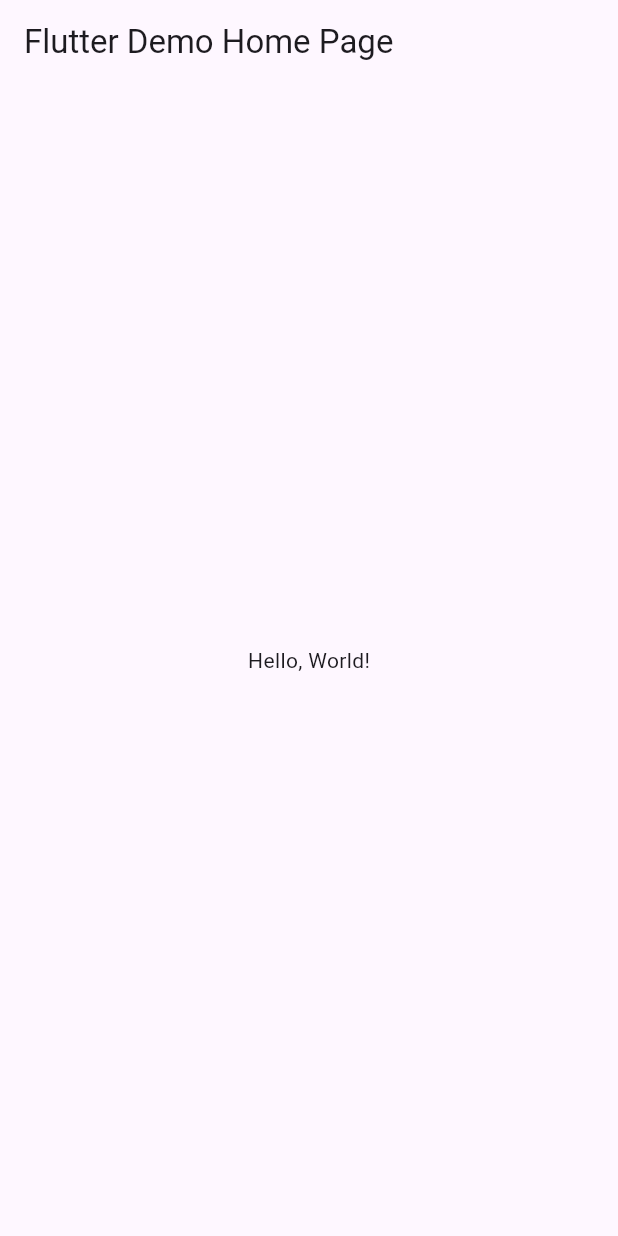
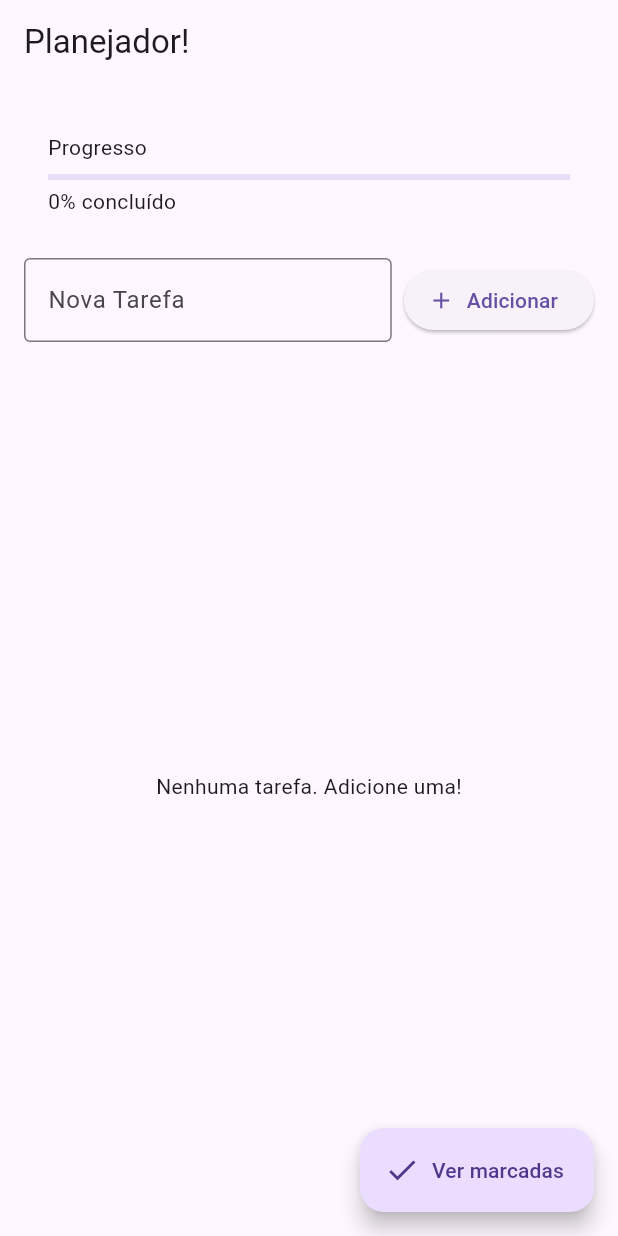
Before and after one commit to Loorea/ToDoList, a Flutter app: the screen it shows after launch, on a phone screen of 412 x 824 dp. Run offline on Flutter 3.47's test engine with Material 3 defaults, Android fonts, the phone set to English and light mode, and no system bars.

Commit message:
Feat: adiciona funcionalidades de barra de progresso, adicionar e marcar como concluídas as tarefas e exibir tarefas concluídas.

```diff
--- a/lib/main.dart
+++ b/lib/main.dart
@@ -1,43 +1,201 @@
 import 'package:flutter/material.dart';
 
-void main() => runApp(MyApp());
+void main() => runApp(const MyApp());
 
 class MyApp extends StatelessWidget {
   const MyApp({super.key});
-  // This widget is the root of your application.
   @override
   Widget build(BuildContext context) {
     return MaterialApp(
-      // Application name
-      title: 'Flutter Hello World',
-      // Application theme data, you can set the colors for the application as
-      // you want
-      theme: ThemeData(
-        // useMaterial3: false,
-        primarySwatch: Colors.blue,
-      ),
-      // A widget which will be started on application startup
-      home: MyHomePage(title: 'Flutter Demo Home Page'),
+      title: 'Planejador!',
+      theme: ThemeData(primarySwatch: Colors.purple),
+      home: MyHomePage(),
+      debugShowCheckedModeBanner: false,
     );
   }
 }
 
-class MyHomePage extends StatelessWidget {
-  final String title;
-  const MyHomePage({super.key, required this.title});
+class Task {
+  final String label;
+  bool isDone;
+
+  Task({required this.label, this.isDone = false});
+}
+
+class MyHomePage extends StatefulWidget {
+  const MyHomePage({super.key});
+  @override
+  State<MyHomePage> createState() => _MyHomePageState();
+}
+
+class _MyHomePageState extends State<MyHomePage> {
+  final List<Task> tasks = <Task>[];
+  late final TextEditingController _controller;
+
+  @override
+  void initState() {
+    super.initState();
+    _controller = TextEditingController();
+  }
+
+  @override
+  void dispose() {
+    _controller.dispose();
+    super.dispose();
+  }
+
+  void _addTask() {
+    final text = _controller.text.trim();
+    if (text.isEmpty) return;
+    setState(() {
+      tasks.add(Task(label: text));
+      _controller.clear();
+    });
+  }
+
+  double get progress {
+    if (tasks.isEmpty) return 0.0;
+    return tasks.where((t) => t.isDone).length / tasks.length;
+  }
+
+  void _showChecked() {
+    final checkedTasks =
+        tasks.where((t) => t.isDone).map((t) => '• ${t.label}').toList();
+    final content = checkedTasks.isEmpty
+        ? 'Nenhuma tarefa marcada.'
+        : checkedTasks.join('\n');
+    showDialog(
+      context: context,
+      builder: (_) => AlertDialog(
+        title: const Text('Tarefas Marcadas'),
+        content: Text(content),
+        actions: [
+          TextButton(
+            onPressed: () => Navigator.of(context).pop(),
+            child: const Text('OK'),
+          ),
+        ],
+      ),
+    );
+  }
 
   @override
   Widget build(BuildContext context) {
     return Scaffold(
-      appBar: AppBar(
-        // The title text which will be shown on the action bar
-        title: Text(title),
+      appBar: AppBar(title: const Text('Planejador!')),
+      body: Padding(
+        padding: const EdgeInsets.all(16.0),
+        child: Column(
+          children: [
+            Progress(value: progress),
+            const SizedBox(height: 12),
+            Row(
+              children: [
+                Expanded(
+                  child: TextField(
+                    controller: _controller,
+                    decoration: const InputDecoration(
+                      labelText: 'Nova Tarefa',
+                      border: OutlineInputBorder(),
+                    ),
+                    onSubmitted: (_) => _addTask(),
+                  ),
+                ),
+                const SizedBox(width: 8),
+                ElevatedButton.icon(
+                  onPressed: _addTask,
+                  icon: const Icon(Icons.add),
+                  label: const Text('Adicionar'),
+                ),
+              ],
+            ),
+            const SizedBox(height: 12),
+            Expanded(
+              child: TaskList(
+                tasks: tasks,
+                onToggle: (task, v) => setState(() => task.isDone = v ?? false),
+              ),
+            ),
+          ],
+        ),
       ),
-      body: Center(
-        child: Text(
-          'Hello, World!',
-        ),
+      floatingActionButton: FloatingActionButton.extended(
+        onPressed: _showChecked,
+        icon: const Icon(Icons.check),
+        label: const Text('Ver marcadas'),
       ),
     );
   }
 }
+
+class Progress extends StatelessWidget {
+  final double value;
+  const Progress({super.key, required this.value});
+
+  @override
+  Widget build(BuildContext context) {
+    return Padding(
+      padding: const EdgeInsets.all(16.0),
+      child: Column(
+        crossAxisAlignment: CrossAxisAlignment.start,
+        children: [
+          const Text('Progresso'),
+          const SizedBox(height: 8),
+          LinearProgressIndicator(value: value.clamp(0.0, 1.0)),
+          const SizedBox(height: 4),
+          Text('${(value * 100).toStringAsFixed(0)}% concluído'),
+        ],
+      ),
+    );
+  }
+}
+
+class TaskList extends StatelessWidget {
+  final List<Task> tasks;
+  final void Function(Task, bool?) onToggle;
+
+  const TaskList({super.key, required this.tasks, required this.onToggle});
+
+  @override
+  Widget build(BuildContext context) {
+    if (tasks.isEmpty) {
+      return const Center(child: Text('Nenhuma tarefa. Adicione uma!'));
+    }
+    return ListView.builder(
+      itemCount: tasks.length,
+      itemBuilder: (context, index) {
+        final t = tasks[index];
+        return TaskItem(
+          label: t.label,
+          value: t.isDone,
+          onChanged: (v) => onToggle(t, v),
+        );
+      },
+    );
+  }
+}
+
+class TaskItem extends StatelessWidget {
+  final String label;
+  final bool value;
+  final ValueChanged<bool?> onChanged;
+
+  const TaskItem({
+    super.key,
+    required this.label,
+    required this.value,
+    required this.onChanged,
+  });
+
+  @override
+  Widget build(BuildContext context) {
+    return ListTile(
+      leading: Checkbox(value: value, onChanged: onChanged),
+      title: Text(label),
+      subtitle: value
+          ? const Text('Concluído', style: TextStyle(color: Colors.green))
+          : null,
+      onTap: () => onChanged(!value),
+    );
+  }
+}
```
